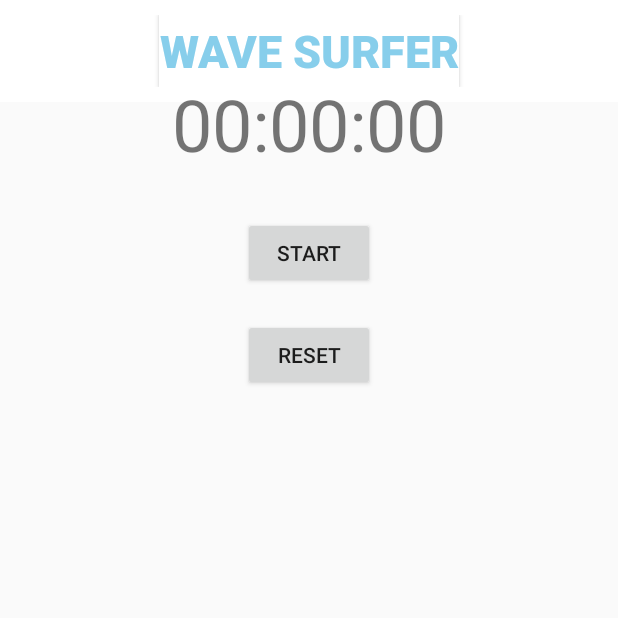
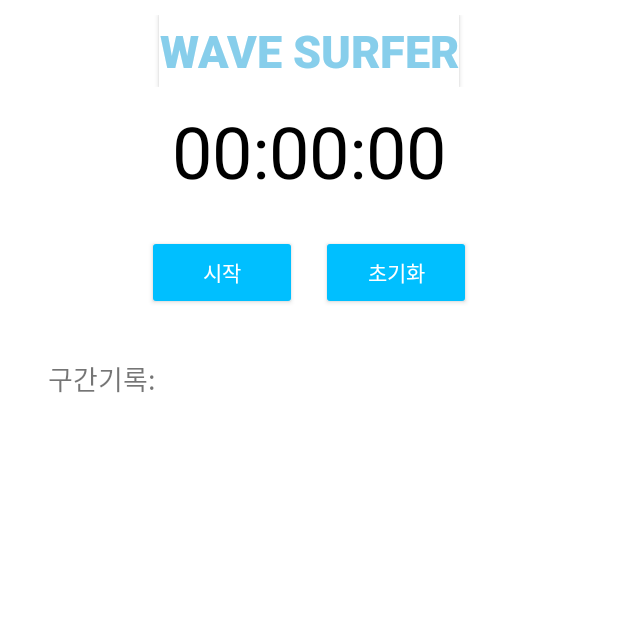
Before and after one commit to Yuhyeunseo/Surfing-App-Project, an Android app: the stopwatch screen opened directly, with no data from a screen before it, on a phone screen of 412 x 824 dp, the top half of it. Run offline under Robolectric (Android 15) with nearby library versions, the phone set to English and light mode, and no system bars.

```diff
--- a/app/build.gradle.kts
+++ b/app/build.gradle.kts
@@ -39,3 +39,6 @@ dependencies {
     androidTestImplementation("androidx.test.ext:junit:1.1.5")
     androidTestImplementation("androidx.test.espresso:espresso-core:3.5.1")
 }
+dependencies {
+    implementation ("com.google.android.material:material:1.9.0")
+}
--- a/app/src/main/java/com/example/day0528_2/MainActivity.java
+++ b/app/src/main/java/com/example/day0528_2/MainActivity.java
@@ -25,6 +25,9 @@ import java.io.InputStream;
 import java.io.InputStreamReader;
 import java.util.ArrayList;
 import java.util.List;
+import com.example.day0528_2.RecordAdapter;
+
+
 
 public class MainActivity extends AppCompatActivity {
     ImageView btn1, btn2, btn3, btn4;
@@ -37,6 +40,7 @@ public class MainActivity extends AppCompatActivity {
         btn2 = findViewById(R.id.btn2);
         btn3 = findViewById(R.id.btn3);
         btn4 = findViewById(R.id.btn4);
+
 
         btn4.setOnClickListener(new View.OnClickListener() {
             @Override
--- /dev/null
+++ b/app/src/main/java/com/example/day0528_2/StoppedTimeAdapter.java
@@ -0,0 +1,59 @@
+package com.example.day0528_2;
+import android.view.LayoutInflater;
+import android.view.View;
+import android.view.ViewGroup;
+import android.widget.TextView;
+
+import androidx.annotation.NonNull;
+import androidx.recyclerview.widget.RecyclerView;
+
+import java.util.ArrayList;
+
+public class StoppedTimeAdapter extends RecyclerView.Adapter<StoppedTimeAdapter.StoppedTimeViewHolder> {
+
+    private ArrayList<String> stoppedTimeList;
+
+    // 생성자에서 ArrayList를 받음
+    public StoppedTimeAdapter(ArrayList<String> stoppedTimeList) {
+        this.stoppedTimeList = stoppedTimeList;
+    }
+
+    @NonNull
+    @Override
+    public StoppedTimeViewHolder onCreateViewHolder(@NonNull ViewGroup parent, int viewType) {
+        // 레이아웃을 인플레이트하여 ViewHolder에 전달
+        View view = LayoutInflater.from(parent.getContext())
+                .inflate(android.R.layout.simple_list_item_1, parent, false);
+        return new StoppedTimeViewHolder(view);
+    }
+
+    @Override
+    public void onBindViewHolder(@NonNull StoppedTimeViewHolder holder, int position) {
+        // 기록 데이터를 텍스트 뷰에 설정
+        String stoppedTime = stoppedTimeList.get(position);
+        holder.stoppedTimeTextView.setText(stoppedTime);
+    }
+
+    @Override
+    public int getItemCount() {
+        // 기록 리스트의 아이템 개수를 반환
+        return stoppedTimeList.size();
+    }
+
+    // ViewHolder 클래스
+    public static class StoppedTimeViewHolder extends RecyclerView.ViewHolder {
+        public TextView stoppedTimeTextView;
+
+        public StoppedTimeViewHolder(@NonNull View itemView) {
+            super(itemView);
+            // 레이아웃에서 텍스트뷰를 찾음
+            stoppedTimeTextView = itemView.findViewById(android.R.id.text1);
+        }
+    }
+
+    // addTime 메서드 추가
+    public void addTime(String newTime) {
+        stoppedTimeList.add(newTime);  // 리스트에 새로운 시간을 추가
+        notifyItemInserted(stoppedTimeList.size() - 1);  // 어댑터에 데이터가 변경되었음을 알림
+    }
+}
--- a/app/src/main/java/com/example/day0528_2/stopwatch.java
+++ b/app/src/main/java/com/example/day0528_2/stopwatch.java
@@ -1,91 +1,50 @@
 package com.example.day0528_2;
 
 import androidx.appcompat.app.AppCompatActivity;
+import androidx.recyclerview.widget.LinearLayoutManager;
+import androidx.recyclerview.widget.RecyclerView;
 
 import android.content.Intent;
 import android.os.Bundle;
 import android.os.Handler;
 import android.view.View;
-import android.widget.ArrayAdapter;
 import android.widget.Button;
-import android.widget.ListView;
 import android.widget.TextView;
+
 import java.util.ArrayList;
-import java.util.List;
+import java.util.Locale;
 
 public class stopwatch extends AppCompatActivity {
-    private TextView tvTimer;
-    private Button btnStartPause, btnReset, homeBtn;
-    private ListView lvRecords;
+
+    private TextView stopwatchTextView;
+    private Button startButton, resetButton, homeBtn;
+    private RecyclerView recordRecyclerView;
+    private StoppedTimeAdapter adapter;
+
+    private boolean isRunning = false;
     private long startTime = 0L;
-    private Handler timerHandler = new Handler();
-    private boolean isRunning = false;
-    private long updateTime = 0L;
+    private long elapsedTime = 0L;
+    private Handler handler = new Handler();
+    private Runnable runnable;
 
-    private List<String> records = new ArrayList<>();
-    private ArrayAdapter<String> recordsAdapter;
-
-    private Runnable timerRunnable = new Runnable() {
-        @Override
-        public void run() {
-            long millis = System.currentTimeMillis() - startTime;
-            int seconds = (int) (millis / 1000);
-            int minutes = seconds / 60;
-            int hours = minutes / 60;
-            seconds = seconds % 60;
-            minutes = minutes % 60;
-
-            tvTimer.setText(String.format("%02d:%02d:%02d", hours, minutes, seconds));
-
-            if (isRunning) {
-                timerHandler.postDelayed(this, 500);
-            }
-        }
-    };
+    private ArrayList<String> stoppedTimes = new ArrayList<>();
 
     @Override
     protected void onCreate(Bundle savedInstanceState) {
         super.onCreate(savedInstanceState);
         setContentView(R.layout.activity_stopwatch);
-        tvTimer = findViewById(R.id.tvTimer);
-        btnStartPause = findViewById(R.id.btnStartPause);
-        btnReset = findViewById(R.id.btnReset);
-        lvRecords = findViewById(R.id.lvRecords);
+
+        stopwatchTextView = findViewById(R.id.stopwatchTextView);
+        startButton = findViewById(R.id.startButton);
+        resetButton = findViewById(R.id.resetButton);
+        recordRecyclerView = findViewById(R.id.recordRecyclerView);
         homeBtn = findViewById(R.id.homeBtn);
 
-        recordsAdapter = new ArrayAdapter<>(this, android.R.layout.simple_list_item_1, records);
-        lvRecords.setAdapter(recordsAdapter);
+        // RecyclerView 설정
+        adapter = new StoppedTimeAdapter(stoppedTimes);
+        recordRecyclerView.setLayoutManager(new LinearLayoutManager(this));
+        recordRecyclerView.setAdapter(adapter);
 
-        btnStartPause.setOnClickListener(new View.OnClickListener() {
-            @Override
-            public void onClick(View v) {
-                if (isRunning) {
-                    timerHandler.removeCallbacks(timerRunnable);
-                    updateTime = System.currentTimeMillis() - startTime;
-                    records.add(tvTimer.getText().toString());
-                    recordsAdapter.notifyDataSetChanged();
-                    btnStartPause.setText("Start");
-                } else {
-                    startTime = System.currentTimeMillis() - updateTime;
-                    timerHandler.postDelayed(timerRunnable, 0);
-                    btnStartPause.setText("Pause");
-                }
-                isRunning = !isRunning;
-            }
-        });
-
-        btnReset.setOnClickListener(new View.OnClickListener() {
-            @Override
-            public void onClick(View v) {
-                timerHandler.removeCallbacks(timerRunnable);
-                isRunning = false;
-                updateTime = 0L;
-                tvTimer.setText("00:00:00");
-                records.clear();
-                recordsAdapter.notifyDataSetChanged();
-                btnStartPause.setText("Start");
-            }
-        });
         homeBtn.setOnClickListener(new View.OnClickListener() {
             @Override
             public void onClick(View v) {
@@ -93,5 +52,78 @@ public class stopwatch extends AppCompatActivity {
                 startActivity(intent);
             }
         });
+
+
+        // 스톱워치 업데이트 Runnable
+        runnable = new Runnable() {
+            @Override
+            public void run() {
+                long now = System.currentTimeMillis();
+                elapsedTime = now - startTime;
+                updateStopwatchText(elapsedTime);
+                handler.postDelayed(this, 100);
+            }
+        };
+
+        // 버튼 클릭 리스너 설정
+        startButton.setOnClickListener(new View.OnClickListener() {
+            @Override
+            public void onClick(View view) {
+                handleStart();
+            }
+        });
+
+        resetButton.setOnClickListener(new View.OnClickListener() {
+            @Override
+            public void onClick(View view) {
+                handleReset();
+            }
+        });
+    }
+
+    private void handleStart() {
+        if (!isRunning) {
+            startTime = System.currentTimeMillis() - elapsedTime;
+            handler.post(runnable);
+            isRunning = true;
+            startButton.setText("정지"); // 시작 버튼 텍스트 변경
+        } else {
+            handleStop();
+        }
+    }
+
+    private void handleStop() {
+        if (isRunning) {
+            handler.removeCallbacks(runnable);
+            isRunning = false;
+            startButton.setText("시작"); // 정지 후 버튼 텍스트 변경
+            // 시간 기록 추가
+            String formattedTime = formatTime(elapsedTime);
+            adapter.addTime(formattedTime);
+        }
+    }
+
+    private void handleReset() {
+        handler.removeCallbacks(runnable);
+        isRunning = false;
+        elapsedTime = 0L;
+        updateStopwatchText(elapsedTime);
+        stoppedTimes.clear();
+        adapter.notifyDataSetChanged();
+        startButton.setText("시작"); // 리셋 후 버튼 텍스트 초기화
+    }
+
+    private void updateStopwatchText(long time) {
+        String formattedTime = formatTime(time);
+        stopwatchTextView.setText(formattedTime);
+    }
+
+    private String formatTime(long time) {
+        long totalSeconds = time / 1000;
+        long hours = totalSeconds / 3600;
+        long minutes = (totalSeconds % 3600) / 60;
+        long seconds = totalSeconds % 60;
+        // 밀리초는 표시하지 않음, 필요 시 추가 가능
+        return String.format(Locale.getDefault(), "%02d:%02d:%02d", hours, minutes, seconds);
     }
 }
--- /dev/null
+++ b/app/src/main/res/drawable/rounded_edittext.xml
@@ -0,0 +1,6 @@
+<?xml version="1.0" encoding="utf-8"?>
+<shape xmlns:android="http://schemas.android.com/apk/res/android">
+    <solid android:color="#FFFFFF"/> <!-- 배경 색상 -->
+    <corners android:radius="12dp"/> <!-- 모서리를 둥글게 처리 -->
+    <stroke android:width="2dp" android:color="#81D4FA"/> <!-- 테두리 색상과 두께 -->
+</shape>
--- a/app/src/main/res/layout/activity_stopwatch.xml
+++ b/app/src/main/res/layout/activity_stopwatch.xml
@@ -1,8 +1,16 @@
-<RelativeLayout xmlns:android="http://schemas.android.com/apk/res/android"
+<?xml version="1.0" encoding="utf-8"?>
+<LinearLayout xmlns:android="http://schemas.android.com/apk/res/android"
     xmlns:tools="http://schemas.android.com/tools"
+    android:orientation="vertical"
     android:layout_width="match_parent"
     android:layout_height="match_parent"
+    android:background="#ffffff"
     tools:context=".MainActivity">
+
+    <LinearLayout
+        android:layout_width="match_parent"
+        android:layout_height="wrap_content"
+        android:orientation="vertical">
 
         <RelativeLayout
             android:id="@+id/top_bar"
@@ -17,43 +25,63 @@
             android:layout_height="wrap_content"
             android:layout_centerHorizontal="true"
             android:text="WAVE SURFER"
+            android:textColor="#87CEEB"
             android:background="@color/white"
-            android:textColor="#87CEEB"
             android:textSize="30sp"
-            android:textStyle="bold"/>
+            android:textStyle="bold" />
         </RelativeLayout>
 
+    <!-- 스톱워치 디스플레이 -->
     <TextView
-        android:id="@+id/tvTimer"
+        android:id="@+id/stopwatchTextView"
         android:layout_width="wrap_content"
         android:layout_height="wrap_content"
         android:text="00:00:00"
         android:textSize="48sp"
-        android:layout_centerHorizontal="true"
-        android:layout_marginTop="50dp"/>
+        android:textColor="#000000"
+        android:layout_gravity="center_horizontal"
+        android:paddingBottom="24dp" />
+
+    <!-- 버튼 레이아웃: 가운데 정렬 -->
+    <LinearLayout
+        android:orientation="horizontal"
+        android:layout_width="match_parent"
+        android:layout_height="wrap_content"
+        android:gravity="center">
 
         <Button
-        android:id="@+id/btnStartPause"
+            android:id="@+id/startButton"
+            android:layout_width="100dp"
+            android:layout_height="50dp"
+            android:text="시작"
+            android:backgroundTint="#00BFFF"
+            android:textColor="#FFFFFF" />
+
+        <Button
+            android:id="@+id/resetButton"
+            android:layout_width="100dp"
+            android:layout_height="50dp"
+            android:text="초기화"
+            android:layout_marginStart="16dp"
+            android:backgroundTint="#00BFFF"
+            android:textColor="#FFFFFF" />
+    </LinearLayout>
+
+    <TextView
+        android:id="@+id/recordTitleTextView"
         android:layout_width="wrap_content"
         android:layout_height="wrap_content"
-        android:text="Start"
-        android:layout_below="@id/tvTimer"
-        android:layout_marginTop="30dp"
-        android:layout_centerHorizontal="true"/>
+        android:layout_margin="32dp"
+        android:text="구간기록:"
+        android:textSize="18sp"
+        android:paddingBottom="8dp" />
 
-    <Button
-        android:id="@+id/btnReset"
-        android:layout_width="wrap_content"
-        android:layout_height="wrap_content"
-        android:text="Reset"
-        android:layout_below="@id/btnStartPause"
-        android:layout_marginTop="20dp"
-        android:layout_centerHorizontal="true"/>
+    <androidx.recyclerview.widget.RecyclerView
+        android:layout_marginLeft="16dp"
+        android:id="@+id/recordRecyclerView"
+        android:layout_width="match_parent"
+        android:layout_height="0dp"
+        android:layout_weight="1" />
 
-    <ListView
-        android:id="@+id/lvRecords"
-        android:layout_width="match_parent"
-        android:layout_height="wrap_content"
-        android:layout_below="@id/btnReset"
-        android:layout_marginTop="30dp"/>
-</RelativeLayout>
+    </LinearLayout>
+</LinearLayout>
--- a/app/src/main/res/values/colors.xml
+++ b/app/src/main/res/values/colors.xml
@@ -1,5 +1,7 @@
 <?xml version="1.0" encoding="utf-8"?>
 <resources>
-    <color name="black">#FF000000</color>
-    <color name="white">#FFFFFFFF</color>
+    <color name="sky_blue">#81D4FA</color>
+    <color name="sky_blue_dark">#0288D1</color>
+    <color name="white">#ffffff</color>
+    <color name="black">#000000</color>
 </resources>
```
Also changed, not shown: app/src/main/AndroidManifest.xml (+7 -1 lines), app/src/main/java/com/example/day0528_2/RecordAdapter.java (added, +54 -0 lines), app/src/main/java/com/example/day0528_2/diary.java (+64 -35 lines), app/src/main/res/drawable/edit_text_background.xml (added, +22 -0 lines), app/src/main/res/layout/activity_caloriecalculator.xml (+32 -15 lines), app/src/main/res/layout/activity_diary.xml (+49 -20 lines), app/src/main/res/values/styles.xml (added, +23 -0 lines). Lines whose indentation alone changed are shown as unchanged.
